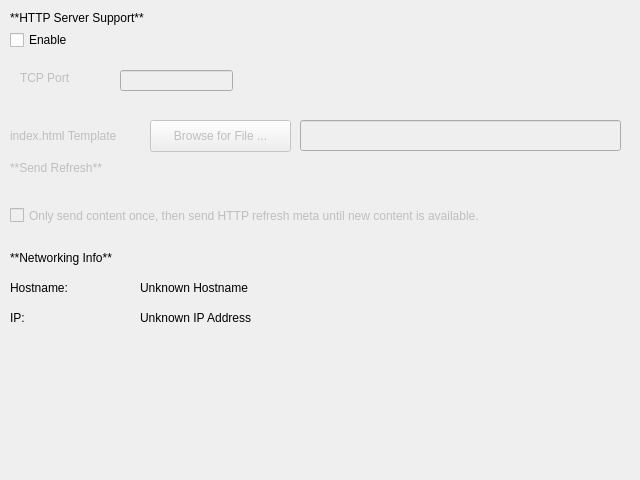
Qt form nowplaying/resources/webserver_ui.ui (whatsnowplaying/whats-now-playing) before a commit.
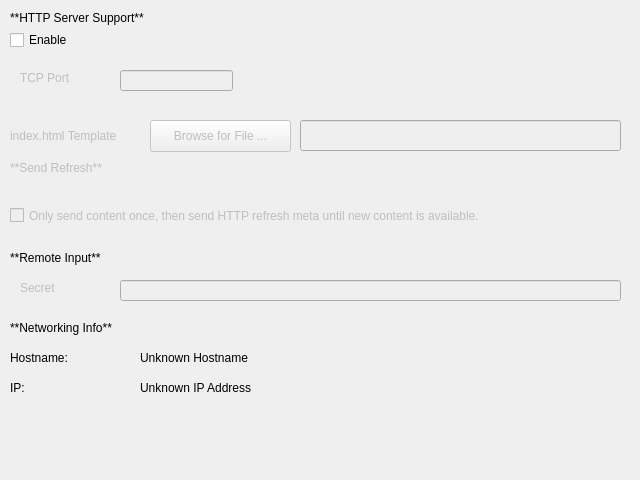
The same form after that commit.

Commit message: Beam -> Remote with less restrictions

Diff of the .ui file:
```diff
--- a/nowplaying/resources/webserver_ui.ui
+++ b/nowplaying/resources/webserver_ui.ui
@@ -154,11 +154,59 @@
     <string>Only send content once, then send HTTP refresh meta until new content is available.</string>
    </property>
   </widget>
-  <widget class="QLabel" name="networking_label">
+  <widget class="QLabel" name="remote_input_label">
    <property name="geometry">
     <rect>
      <x>10</x>
      <y>250</y>
+     <width>121</width>
+     <height>16</height>
+    </rect>
+   </property>
+   <property name="text">
+    <string>**Remote Input**</string>
+   </property>
+   <property name="textFormat">
+    <enum>Qt::MarkdownText</enum>
+   </property>
+  </widget>
+  <widget class="QLabel" name="remote_secret_label">
+   <property name="enabled">
+    <bool>false</bool>
+   </property>
+   <property name="geometry">
+    <rect>
+     <x>20</x>
+     <y>280</y>
+     <width>49</width>
+     <height>16</height>
+    </rect>
+   </property>
+   <property name="text">
+    <string>Secret</string>
+   </property>
+  </widget>
+  <widget class="QLineEdit" name="remote_secret_lineedit">
+   <property name="enabled">
+    <bool>false</bool>
+   </property>
+   <property name="geometry">
+    <rect>
+     <x>120</x>
+     <y>280</y>
+     <width>501</width>
+     <height>21</height>
+    </rect>
+   </property>
+   <property name="echoMode">
+    <enum>QLineEdit::Password</enum>
+   </property>
+  </widget>
+  <widget class="QLabel" name="networking_label">
+   <property name="geometry">
+    <rect>
+     <x>10</x>
+     <y>320</y>
      <width>291</width>
      <height>16</height>
     </rect>
@@ -174,7 +222,7 @@
    <property name="geometry">
     <rect>
      <x>10</x>
-     <y>280</y>
+     <y>350</y>
      <width>91</width>
      <height>16</height>
     </rect>
@@ -187,7 +235,7 @@
    <property name="geometry">
     <rect>
      <x>10</x>
-     <y>310</y>
+     <y>380</y>
      <width>59</width>
      <height>16</height>
     </rect>
@@ -200,7 +248,7 @@
    <property name="geometry">
     <rect>
      <x>140</x>
-     <y>280</y>
+     <y>350</y>
      <width>221</width>
      <height>16</height>
     </rect>
@@ -213,7 +261,7 @@
    <property name="geometry">
     <rect>
      <x>140</x>
-     <y>310</y>
+     <y>380</y>
      <width>221</width>
      <height>16</height>
     </rect>
```
Left out of the diff: 32 changed lines with no effect on the pictures. The commit also changes 32 other files.
